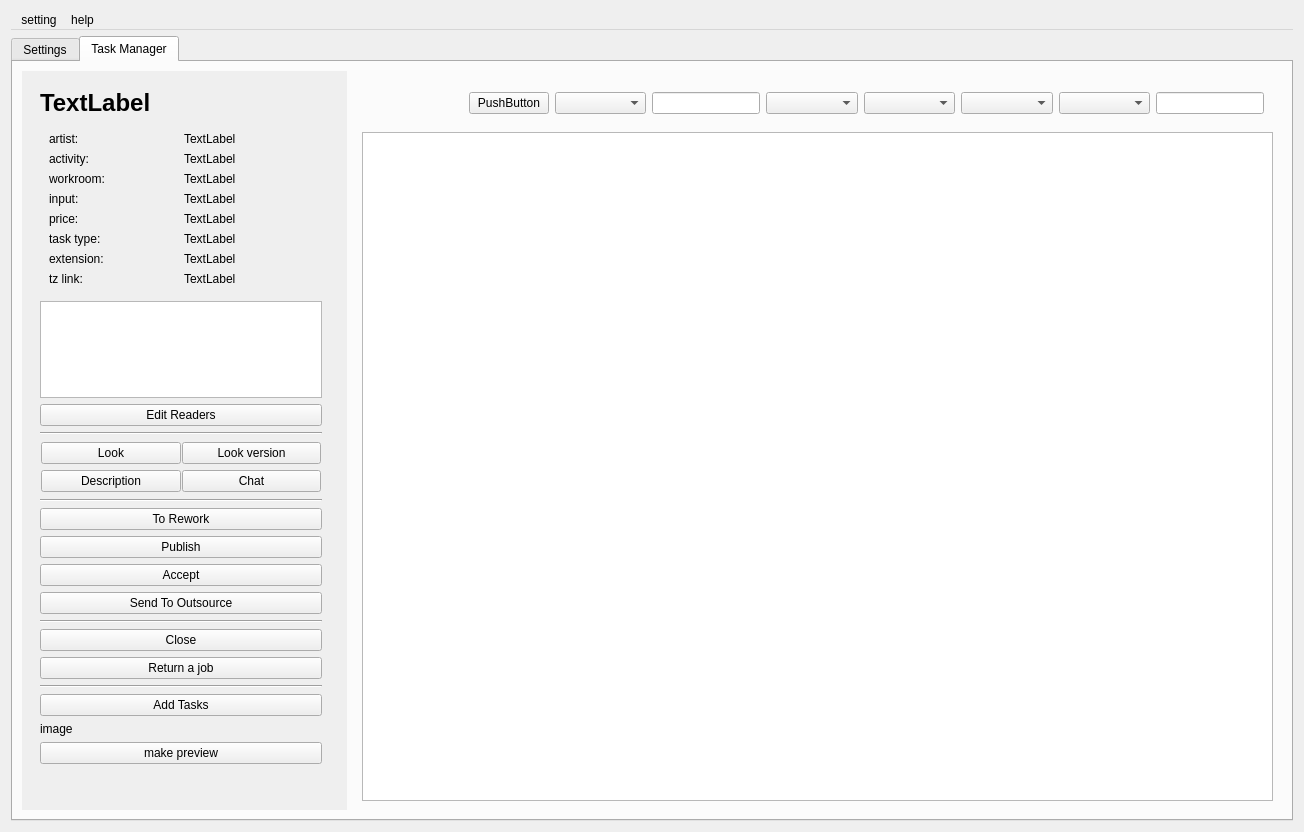
volodya-renderberg/lineyka, file ui/lineyka_manager.ui: the form before one commit.
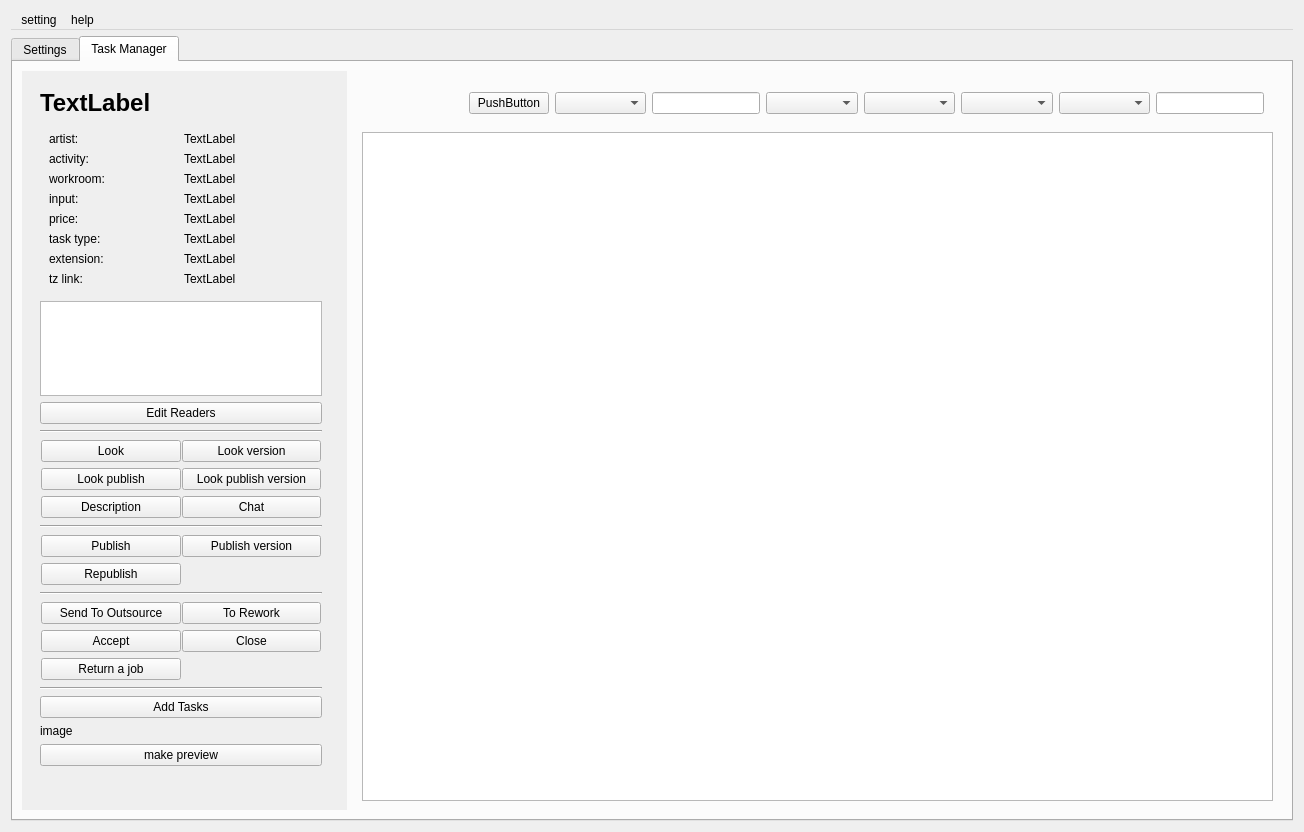
The form after the commit.

Commit message: manager/task_manager - new buttons

What changed in the file:
```diff
--- a/ui/lineyka_manager.ui
+++ b/ui/lineyka_manager.ui
@@ -656,14 +656,28 @@
                    </property>
                   </widget>
                  </item>
-                 <item row="1" column="0">
+				 <item row="1" column="0">
+                  <widget class="QPushButton" name="look_publish_button">
+                   <property name="text">
+                    <string>Look publish</string>
+                   </property>
+                  </widget>
+                 </item>
+				 <item row="1" column="1">
+                  <widget class="QPushButton" name="look_publish_version_button">
+                   <property name="text">
+                    <string>Look publish version</string>
+                   </property>
+                  </widget>
+                 </item>
+                 <item row="2" column="0">
                   <widget class="QPushButton" name="tz_button">
                    <property name="text">
                     <string>Description</string>
                    </property>
                   </widget>
                  </item>
-                 <item row="1" column="1">
+                 <item row="2" column="1">
                   <widget class="QPushButton" name="chat_button">
                    <property name="text">
                     <string>Chat</string>
@@ -686,55 +700,105 @@
                 </property>
                </widget>
               </item>
-              <item>
-               <widget class="QPushButton" name="to_rework_button">
-                <property name="text">
-                 <string>To Rework</string>
+          <item>
+            <widget class="QFrame" name="look_frame">
+            <property name="frameShape">
+                <enum>QFrame::NoFrame</enum>
+            </property>
+            <property name="frameShadow">
+                <enum>QFrame::Raised</enum>
+            </property>
+            <layout class="QGridLayout" name="gridLayout_3">
+                <property name="horizontalSpacing">
+                <number>1</number>
                 </property>
-               </widget>
-              </item>
-			  <item>
+                <property name="margin">
+                <number>1</number>
+                </property>
+              <item row="0" column="0">
                <widget class="QPushButton" name="publish_button">
                 <property name="text">
                  <string>Publish</string>
                 </property>
                </widget>
               </item>
-              <item>
-               <widget class="QPushButton" name="assept_button">
+              <item row="0" column="1">
+               <widget class="QPushButton" name="publish_version_button">
                 <property name="text">
-                 <string>Accept</string>
+                 <string>Publish version</string>
                 </property>
                </widget>
               </item>
-              <item>
+              <item row="1" column="0">
+               <widget class="QPushButton" name="republish_button">
+                <property name="text">
+                 <string>Republish</string>
+                </property>
+               </widget>
+              </item>
+              </layout>
+            </widget>
+          </item>
+          <item>
+            <widget class="Line" name="line_3">
+            <property name="orientation">
+              <enum>Qt::Horizontal</enum>
+            </property>
+            </widget>
+          </item>
+          <item>
+            <widget class="QFrame" name="look_frame">
+            <property name="frameShape">
+                <enum>QFrame::NoFrame</enum>
+            </property>
+            <property name="frameShadow">
+                <enum>QFrame::Raised</enum>
+            </property>
+            <layout class="QGridLayout" name="gridLayout_4">
+                <property name="horizontalSpacing">
+                <number>1</number>
+                </property>
+                <property name="margin">
+                <number>1</number>
+                </property>
+              <item row="0" column="0">
                <widget class="QPushButton" name="send_to_outsource_button">
                 <property name="text">
                  <string>Send To Outsource</string>
                 </property>
                </widget>
               </item>
-              <item>
-               <widget class="Line" name="line_3">
-                <property name="orientation">
-                 <enum>Qt::Horizontal</enum>
+              <item row="0" column="1">
+               <widget class="QPushButton" name="to_rework_button">
+                <property name="text">
+                 <string>To Rework</string>
                 </property>
                </widget>
               </item>
-              <item>
+              <item row="1" column="0">
+               <widget class="QPushButton" name="assept_button">
+                <property name="text">
+                 <string>Accept</string>
+                </property>
+               </widget>
+              </item>
+              <item row="1" column="1">
                <widget class="QPushButton" name="close_task_button">
                 <property name="text">
                  <string>Close</string>
                 </property>
                </widget>
               </item>
-              <item>
+              <item row="2" column="0">
                <widget class="QPushButton" name="return_a_job_button">
                 <property name="text">
                  <string>Return a job</string>
                 </property>
                </widget>
               </item>
+              </layout>
+            </widget>
+          </item>
               <item>
                <widget class="Line" name="line_2">
                 <property name="orientation">
```
The commit also changes 1 other file.
